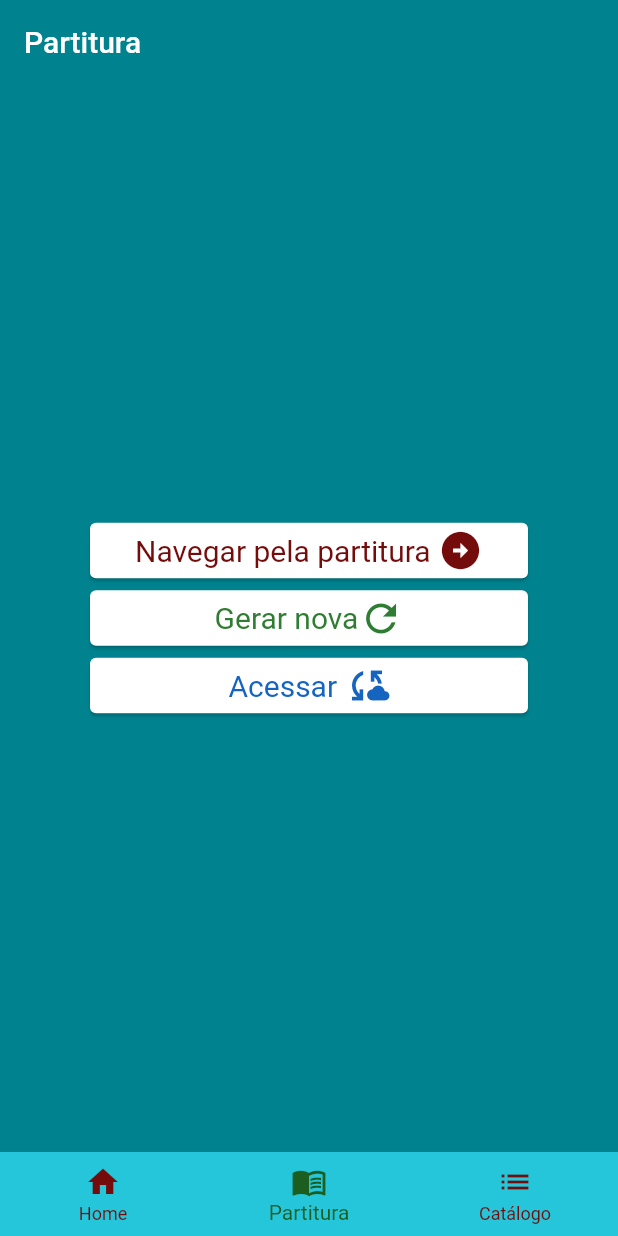
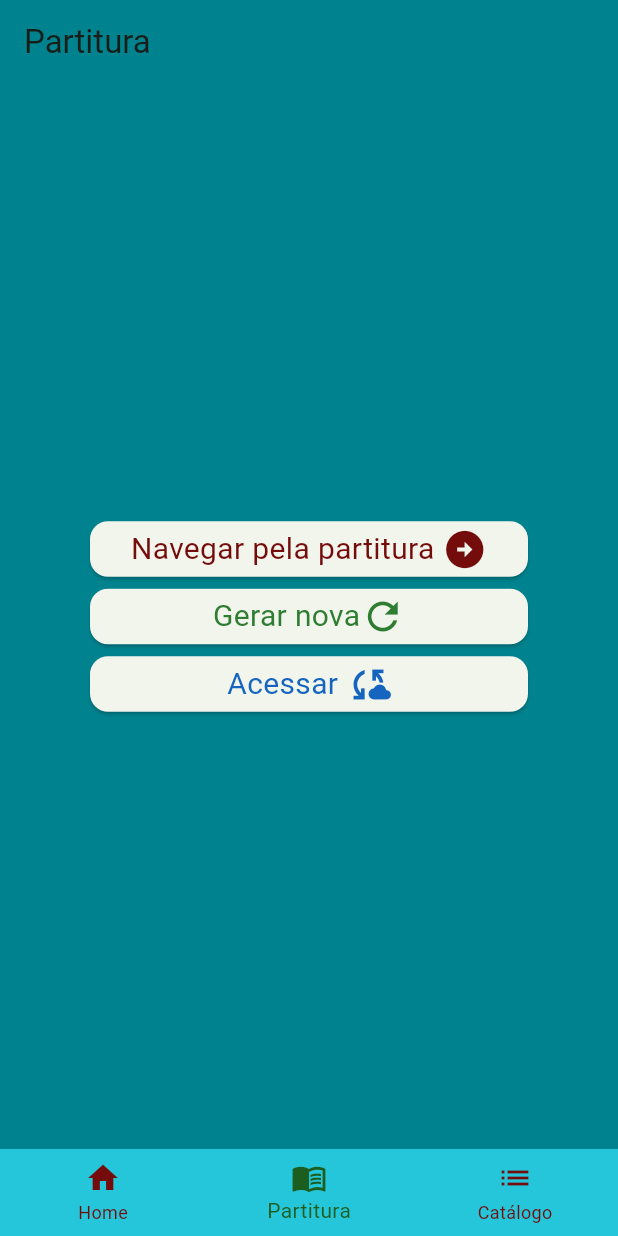
Before and after one commit to ddiasguto/mliturgica, a Flutter app: the screen it shows after launch, item 2 of the bottom bar chosen, on a phone screen of 412 x 824 dp. Run offline on Flutter 3.47's test engine with Material 2 defaults, Android fonts, the phone set to English and light mode, and no system bars.

Commit message:
Theme Changed

```diff
--- a/lib/main.dart
+++ b/lib/main.dart
@@ -25,10 +25,15 @@ class MyApp extends StatelessWidget {
   Widget build(BuildContext context) {
     Maestro maestro = Provider.of<Maestro>(context);
     maestro.sortCatalogue();
-    return const MaterialApp(
+    return MaterialApp(
       title: "Músicas Litúrgicas",
+      home: MyStatefulWidget(),
+      theme: ThemeData(
+        colorScheme: ColorScheme.fromSeed(
+            seedColor: const Color.fromARGB(255, 68, 183, 58)),
+        useMaterial3: true,
+      ),
       debugShowCheckedModeBanner: false,
-      home: MyStatefulWidget(),
     );
   }
 }
```
